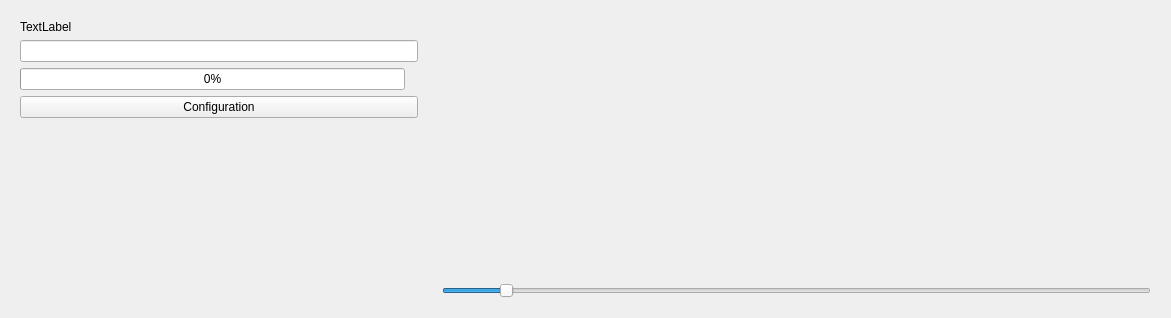
Qt form forms/sensorpanel.ui (GaitRehabilitation/SMART) before a commit.
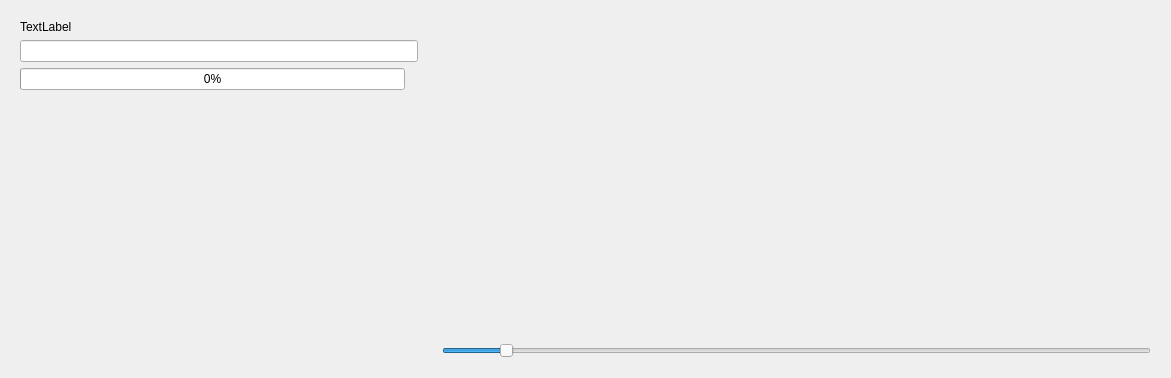
The same form after that commit. Custom widgets are drawn as their Qt base class.

Patch:
```diff
--- a/forms/sensorpanel.ui
+++ b/forms/sensorpanel.ui
@@ -7,7 +7,7 @@
     <x>0</x>
     <y>0</y>
     <width>1171</width>
-    <height>318</height>
+    <height>378</height>
    </rect>
   </property>
   <property name="minimumSize">
@@ -29,18 +29,8 @@
       </sizepolicy>
      </property>
      <layout class="QGridLayout" name="gridLayout">
-      <item row="5" column="0">
-       <spacer name="verticalSpacer">
-        <property name="orientation">
-         <enum>Qt::Vertical</enum>
-        </property>
-        <property name="sizeHint" stdset="0">
-         <size>
-          <width>20</width>
-          <height>40</height>
-         </size>
-        </property>
-       </spacer>
+      <item row="1" column="0" colspan="2">
+       <widget class="QLineEdit" name="sensorName"/>
       </item>
       <item row="3" column="0">
        <widget class="QProgressBar" name="battery">
@@ -56,15 +46,18 @@
         </property>
        </widget>
       </item>
-      <item row="4" column="0" colspan="2">
-       <widget class="QPushButton" name="configButton">
-        <property name="text">
-         <string>Configuration</string>
+      <item row="4" column="0">
+       <spacer name="verticalSpacer">
+        <property name="orientation">
+         <enum>Qt::Vertical</enum>
         </property>
-       </widget>
-      </item>
-      <item row="1" column="0" colspan="2">
-       <widget class="QLineEdit" name="sensorName"/>
+        <property name="sizeHint" stdset="0">
+         <size>
+          <width>20</width>
+          <height>40</height>
+         </size>
+        </property>
+       </spacer>
       </item>
       <item row="0" column="0">
        <widget class="QLabel" name="deviceAddress">
```
